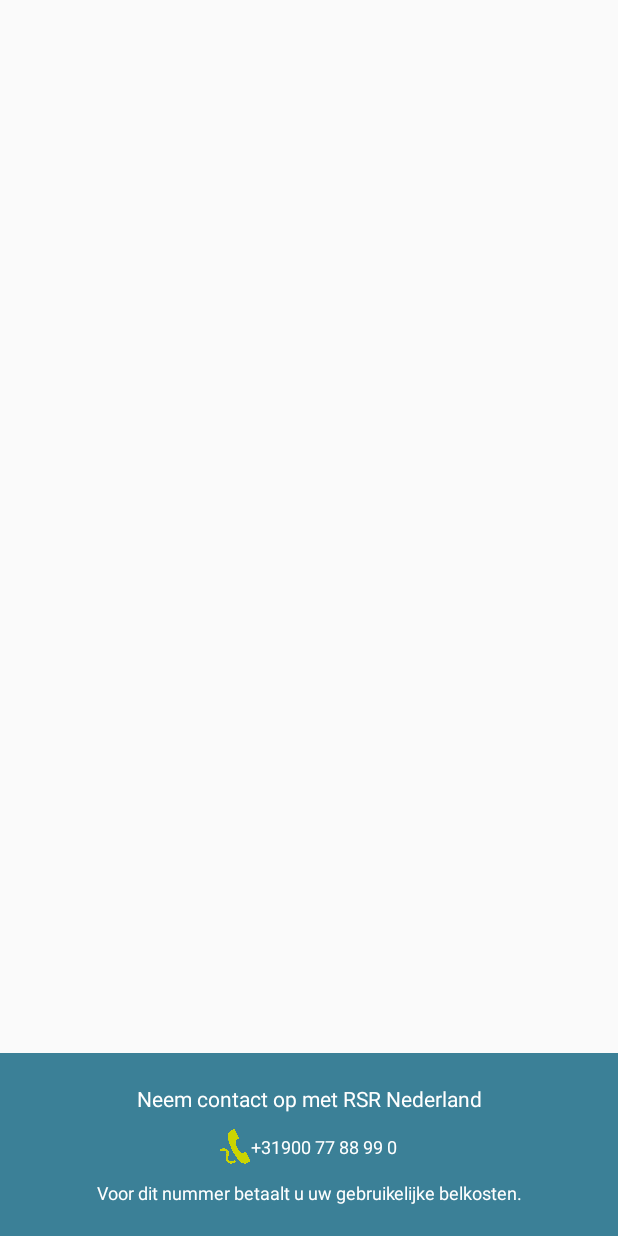
After one commit to kzaf/RSRPechhulp, an Android app: the layout tablet_map_call_frame.xml on its own in the app's theme, with its tools: preview values and no code run, on a phone screen of 412 x 824 dp. The commit adds this screen. Run offline under Robolectric (Android 15) with nearby library versions, the phone set to English and light mode, and no system bars.

Commit message:
Fixed tablet views

```diff
--- a/app/src/main/res/drawable/splash_screen.xml
+++ b/app/src/main/res/drawable/splash_screen.xml
@@ -12,5 +12,4 @@
             android:gravity="center|bottom"
             android:src="@drawable/splash_logo_rsr"/>
     </item>
-
 </layer-list>
--- a/app/src/main/res/layout/bel_nu_frame.xml
+++ b/app/src/main/res/layout/bel_nu_frame.xml
@@ -76,7 +76,7 @@
                         android:layout_marginTop="@dimen/margin_vertical_popup_txv"
                         android:gravity="center_horizontal"
                         android:paddingBottom="25sp"
-                        android:text="Voor dit nummer betaalt u uw gebruikelijke belkosten." />
+                        android:text="@string/call_frame_cost_info" />
                 </LinearLayout>
 
                 <Button
--- /dev/null
+++ b/app/src/main/res/layout/tablet_map_call_frame.xml
@@ -0,0 +1,74 @@
+<?xml version="1.0" encoding="utf-8"?>
+<RelativeLayout xmlns:android="http://schemas.android.com/apk/res/android"
+    xmlns:app="http://schemas.android.com/apk/res-auto"
+    android:layout_width="match_parent"
+    android:layout_height="match_parent"
+    android:background="@android:color/transparent"
+    android:gravity="bottom">
+
+    <LinearLayout
+        android:layout_width="match_parent"
+        android:layout_height="wrap_content"
+        android:gravity="center"
+        android:orientation="vertical">
+
+        <LinearLayout
+            android:layout_width="match_parent"
+            android:layout_height="match_parent"
+            android:layout_gravity="center"
+            android:background="@color/colorBelNuCloseButton"
+            android:gravity="center"
+            android:orientation="vertical"
+            android:padding="15sp">
+
+            <TextView
+                android:id="@+id/textView"
+                android:layout_width="match_parent"
+                android:layout_height="wrap_content"
+                android:layout_margin="5sp"
+                android:gravity="center"
+                android:text="@string/maps_frame_contact_info"
+                android:textColor="@color/white"
+                android:textSize="14sp" />
+
+            <LinearLayout
+                android:layout_width="match_parent"
+                android:layout_height="match_parent"
+                android:layout_margin="5sp"
+                android:orientation="horizontal"
+                android:weightSum="2">
+
+                <ImageView
+                    android:id="@+id/imageView"
+                    android:layout_width="wrap_content"
+                    android:layout_height="wrap_content"
+                    android:layout_weight="1"
+                    android:scaleType="fitEnd"
+                    app:srcCompat="@drawable/main_btn_tel" />
+
+                <TextView
+                    android:id="@+id/textView2"
+                    android:layout_width="wrap_content"
+                    android:layout_height="match_parent"
+                    android:layout_weight="1"
+                    android:gravity="center|start"
+                    android:text="@string/phone"
+                    android:textColor="@color/white"
+                    android:textSize="12sp" />
+            </LinearLayout>
+
+            <TextView
+                android:id="@+id/textView3"
+                android:layout_width="match_parent"
+                android:layout_height="wrap_content"
+                android:layout_margin="5sp"
+                android:gravity="center"
+                android:text="@string/call_frame_cost_info"
+                android:textColor="@color/white"
+                android:textSize="12sp" />
+        </LinearLayout>
+
+    </LinearLayout>
+
+
+</RelativeLayout>
--- a/app/src/main/res/values/strings.xml
+++ b/app/src/main/res/values/strings.xml
@@ -26,4 +26,6 @@
     <string name="all_cancel">Annuleren</string>
 
     <string name="phone">+31900 77 88 99 0</string>
+    <string name="call_frame_cost_info">Voor dit nummer betaalt u uw gebruikelijke belkosten.</string>
+    <string name="maps_frame_contact_info">Neem contact op met RSR Nederland</string>
 </resources>
```
Also changed, not shown: app/src/main/java/com/zaf/rsrpechhulp/activities/MainActivity.java (+15 -0 lines), app/src/main/java/com/zaf/rsrpechhulp/activities/MapsActivity.java (+28 -15 lines), app/src/main/res/layout-sw600dp/activity_main.xml (added, +83 -0 lines), app/src/main/res/layout-sw600dp/activity_maps.xml (added, +67 -0 lines).
